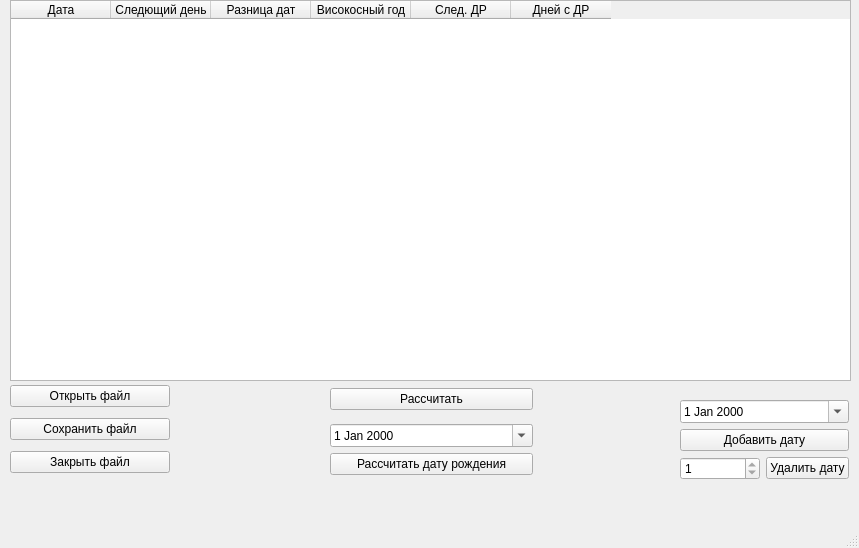
First picture: the form in sem2/lab1/task1/mainwindow.ui, repository anterg0/bsuir, before the edit.
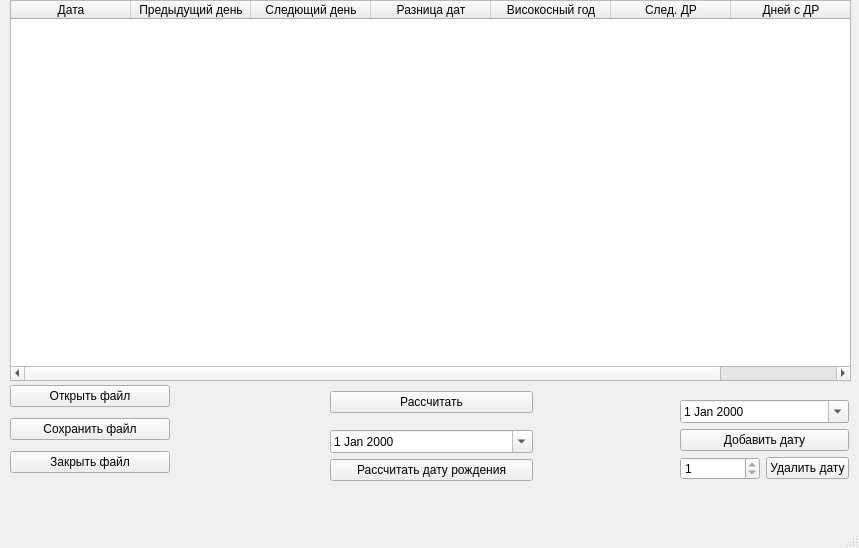
Second picture: the form after the edit.

```diff
--- a/sem2/lab1/task1/mainwindow.ui
+++ b/sem2/lab1/task1/mainwindow.ui
@@ -35,11 +35,19 @@
       <height>381</height>
      </rect>
     </property>
+    <attribute name="horizontalHeaderDefaultSectionSize">
+     <number>120</number>
+    </attribute>
     <column>
      <property name="text">
       <string>Дата</string>
      </property>
     </column>
+    <column>
+     <property name="text">
+      <string>Предыдущий день</string>
+     </property>
+    </column>
     <column>
      <property name="text">
       <string>Следющий день</string>
@@ -162,7 +170,7 @@
       <x>330</x>
       <y>380</y>
       <width>203</width>
-      <height>103</height>
+      <height>114</height>
      </rect>
     </property>
     <layout class="QVBoxLayout" name="verticalLayout_4">
```
